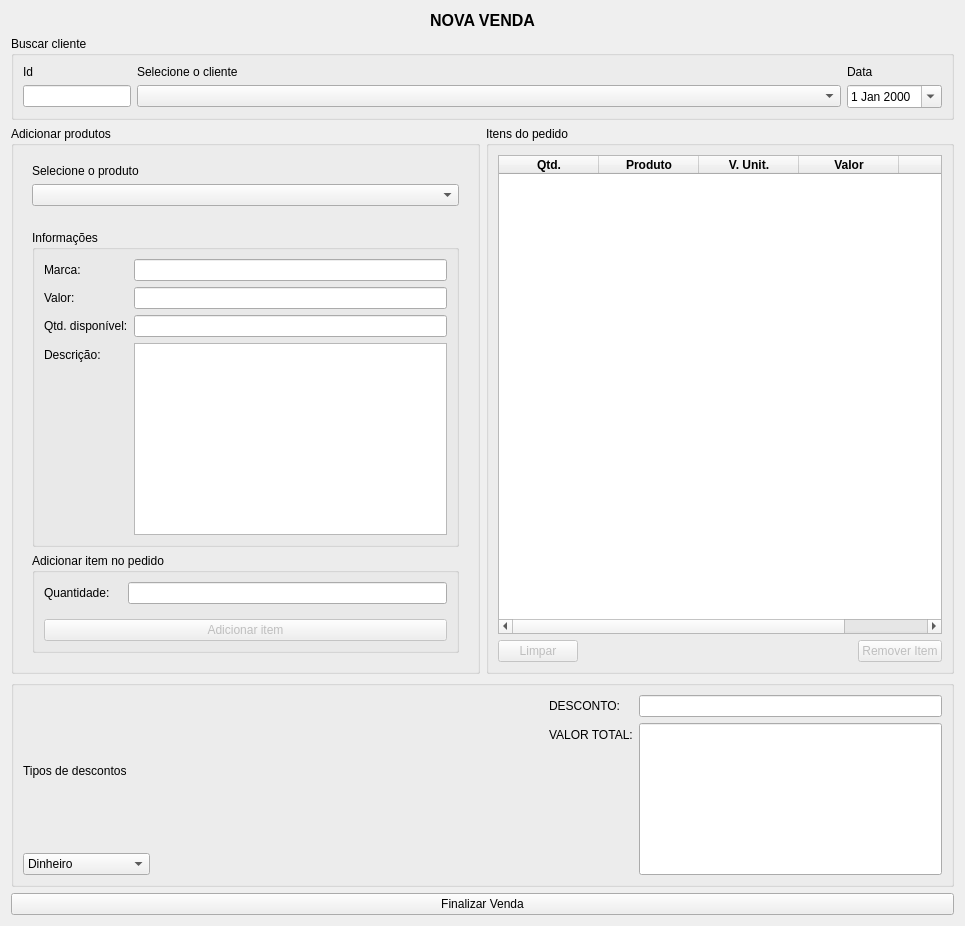
adaiasreis/Projeto-MatCon, file ui/ui_novavenda.ui: the form before one commit.
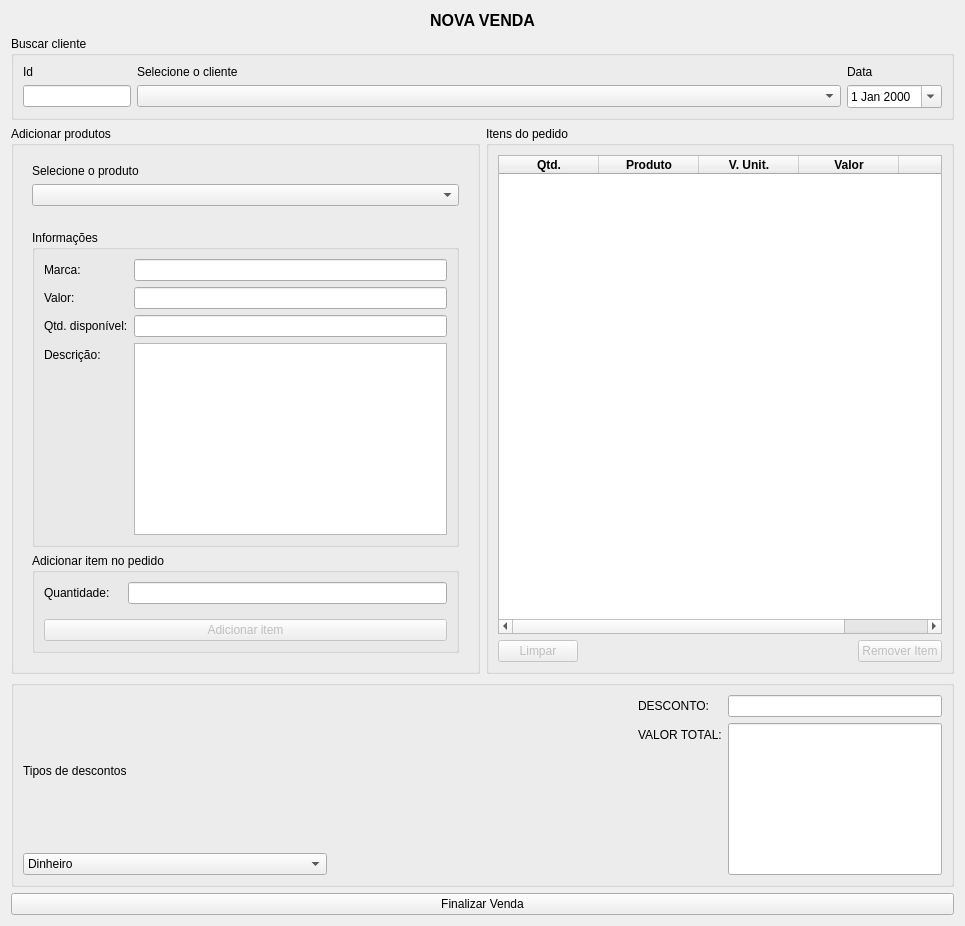
The form after the commit.

The edit to the form file:
```diff
--- a/ui/ui_novavenda.ui
+++ b/ui/ui_novavenda.ui
@@ -466,6 +466,12 @@
         </item>
         <item>
          <widget class="QComboBox" name="comboBox_desconto">
+          <property name="sizePolicy">
+           <sizepolicy hsizetype="Expanding" vsizetype="Fixed">
+            <horstretch>0</horstretch>
+            <verstretch>0</verstretch>
+           </sizepolicy>
+          </property>
           <item>
            <property name="text">
             <string>Dinheiro</string>
```
